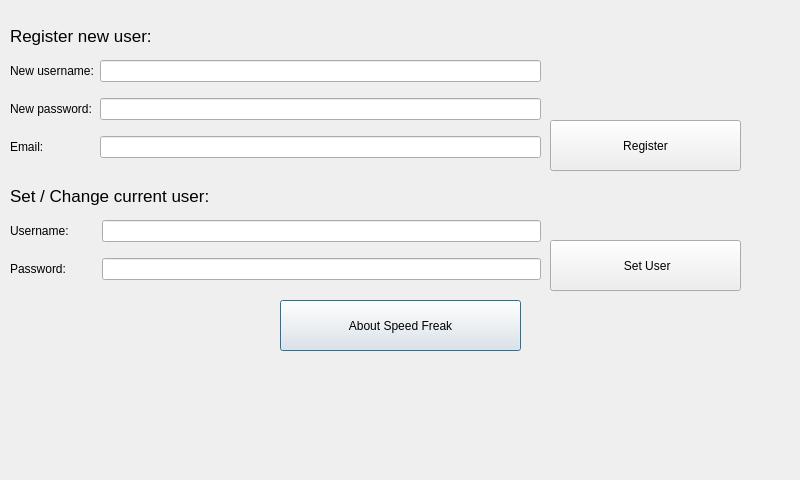
The window that Client/settingsdialog.ui (ArtemD/SpeedFreak) describes before a commit, drawn with Qt 5.
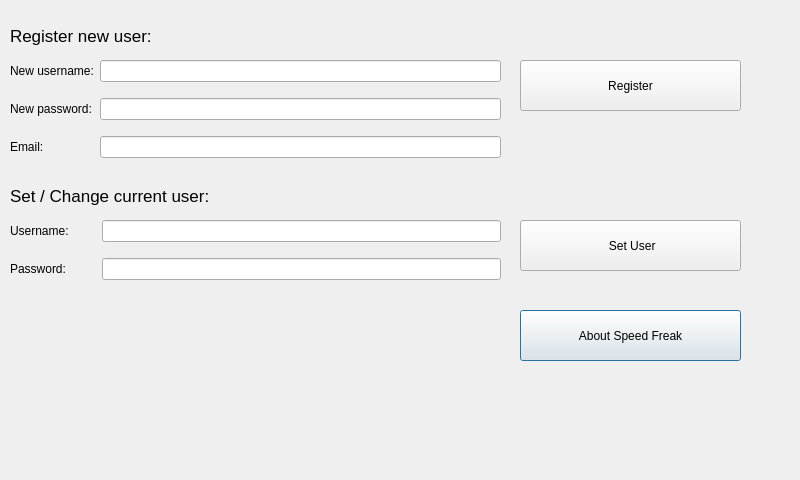
The same window after the commit.

Patch:
```diff
--- a/Client/settingsdialog.ui
+++ b/Client/settingsdialog.ui
@@ -16,9 +16,9 @@
   <widget class="QPushButton" name="pushButtonHelp">
    <property name="geometry">
     <rect>
-     <x>280</x>
-     <y>300</y>
-     <width>241</width>
+     <x>520</x>
+     <y>310</y>
+     <width>221</width>
      <height>51</height>
     </rect>
    </property>
@@ -47,9 +47,9 @@
   <widget class="QPushButton" name="setUserPushButton">
    <property name="geometry">
     <rect>
-     <x>550</x>
-     <y>240</y>
-     <width>191</width>
+     <x>520</x>
+     <y>220</y>
+     <width>221</width>
      <height>51</height>
     </rect>
    </property>
@@ -78,9 +78,9 @@
   <widget class="QPushButton" name="registratePushButton">
    <property name="geometry">
     <rect>
-     <x>550</x>
-     <y>120</y>
-     <width>191</width>
+     <x>520</x>
+     <y>60</y>
+     <width>221</width>
      <height>51</height>
     </rect>
    </property>
@@ -88,12 +88,12 @@
     <string>Register</string>
    </property>
   </widget>
-  <widget class="QWidget" name="">
+  <widget class="QWidget" name="layoutWidget">
    <property name="geometry">
     <rect>
      <x>10</x>
      <y>50</y>
-     <width>531</width>
+     <width>491</width>
      <height>121</height>
     </rect>
    </property>
@@ -145,12 +145,12 @@
     </item>
    </layout>
   </widget>
-  <widget class="QWidget" name="">
+  <widget class="QWidget" name="layoutWidget">
    <property name="geometry">
     <rect>
      <x>10</x>
      <y>210</y>
-     <width>531</width>
+     <width>491</width>
      <height>81</height>
     </rect>
    </property>
@@ -188,6 +188,19 @@
     </item>
    </layout>
   </widget>
+  <widget class="QLabel" name="labelInfoToUser">
+   <property name="geometry">
+    <rect>
+     <x>10</x>
+     <y>310</y>
+     <width>521</width>
+     <height>51</height>
+    </rect>
+   </property>
+   <property name="text">
+    <string/>
+   </property>
+  </widget>
  </widget>
  <resources/>
  <connections/>
```
